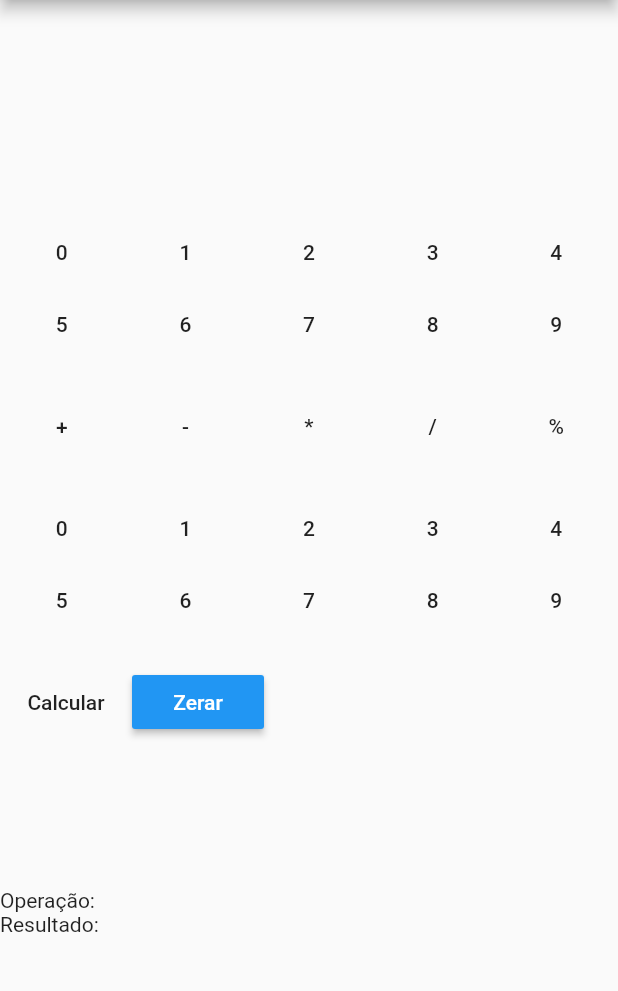
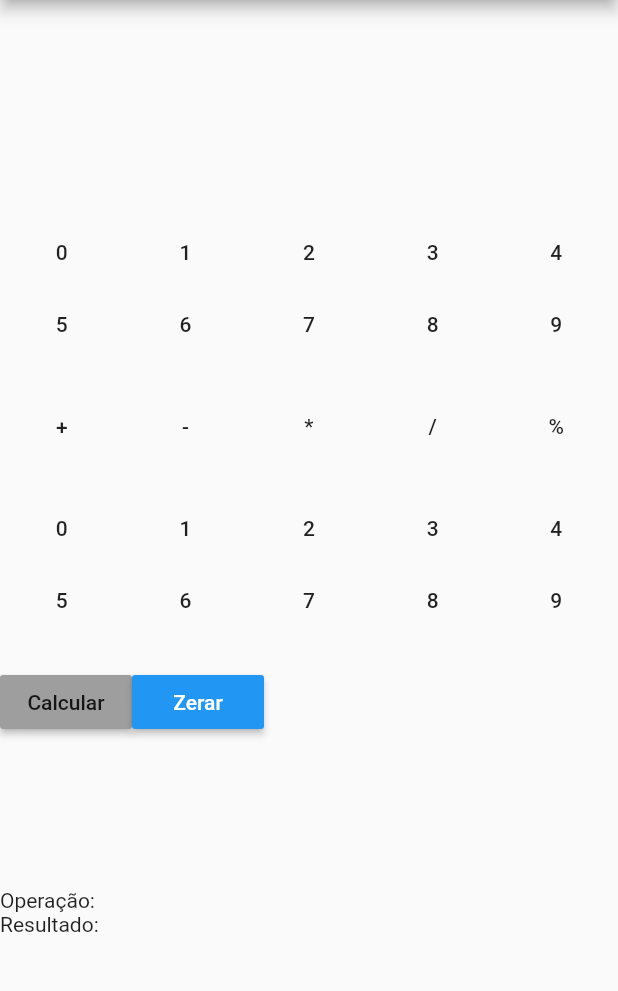
Before and after one commit to jonatafranca/Calculadora, a Flutter app: the screen it shows after launch, on a phone screen of 412 x 824 dp, the part 84-1075 px from its top. Run offline on Flutter 3.47's test engine with Material 2 defaults, Android fonts, the phone set to English and light mode, and no system bars.

Commit message:
botao calcular - cinza

```diff
--- a/lib/main.dart
+++ b/lib/main.dart
@@ -269,6 +269,7 @@ class _MyHomePageState extends State<MyHomePage> {
             ),
             Row(children: <Widget>[
               MaterialButton(
+                color: Colors.grey,
                 onPressed: () => _calcula(),
                 child: Text('Calcular'),
               ),
```
